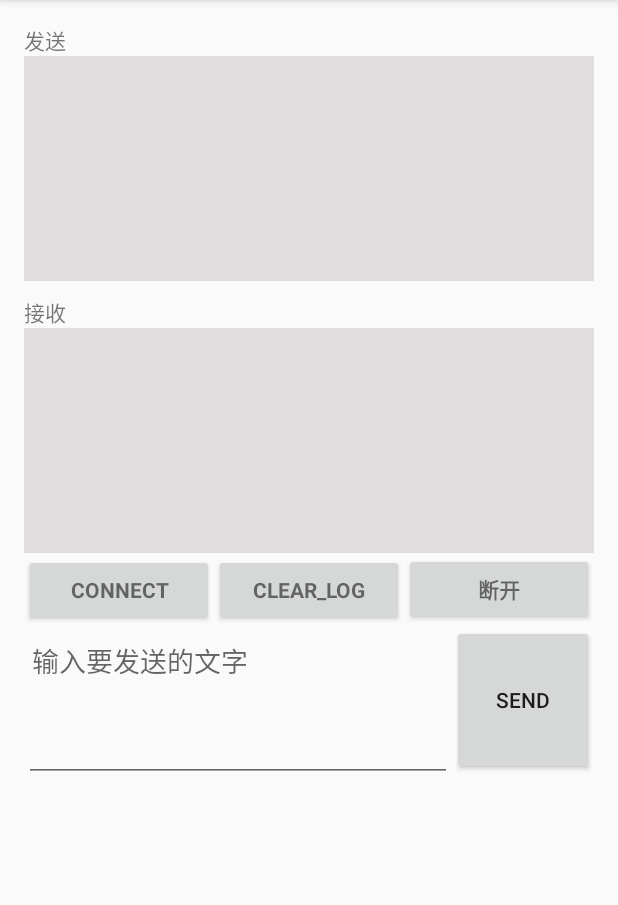
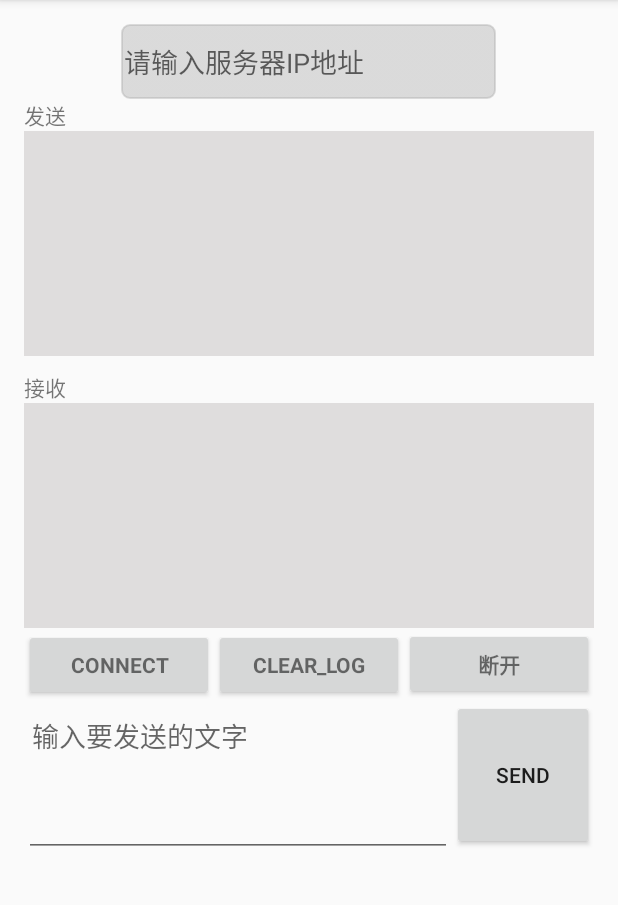
Before and after one commit to ligbyte/NettySocket, an Android app: the screen it shows after launch (SocketClientActivity), on a phone screen of 412 x 824 dp, the part 84-989 px from its top. Run offline under Robolectric (Android 15) with nearby library versions, the phone set to English and light mode, and no system bars.

Commit message:
1、客户端输入服务器IP

```diff
--- a/netty_client/src/main/java/yunbo/nettyclient/Const.java
+++ b/netty_client/src/main/java/yunbo/nettyclient/Const.java
@@ -5,6 +5,6 @@ package yunbo.nettyclient;
  * TCP服务器配置
  */
 public class Const {
-    public static final String HOST = "192.168.0.161";
+    public static final String HOST = "192.168.0.196";
     public static final int TCP_PORT = 1313;
 }
--- a/netty_client/src/main/java/yunbo/nettyclient/SocketClientActivity.java
+++ b/netty_client/src/main/java/yunbo/nettyclient/SocketClientActivity.java
@@ -26,6 +26,7 @@ public class SocketClientActivity extends AppCompatActivity implements View.OnCl
     private Button mSendBtn;
     private Button mConnect;
     private EditText mSendET;
+    private EditText et_ip;
     private RecyclerView mSendList;
     private RecyclerView mReceList;
 
@@ -40,20 +41,6 @@ public class SocketClientActivity extends AppCompatActivity implements View.OnCl
         findViews();
         initView();
 
-        mNettyTcpClient = new NettyTcpClient.Builder()
-                .setHost(Const.HOST)    //设置服务端地址
-                .setTcpPort(Const.TCP_PORT) //设置服务端端口号
-                .setMaxReconnectTimes(3)    //设置最大重连次数
-                .setReconnectIntervalTime(5)    //设置重连间隔时间。单位：秒
-                .setSendheartBeat(false) //设置是否发送心跳
-                .setHeartBeatInterval(5)    //设置心跳间隔时间。单位：秒
-                .setHeartBeatData("I'm is HeartBeatData") //设置心跳数据，可以是String类型，也可以是byte[]，以后设置的为准
-                .setIndex(0)    //设置客户端标识.(因为可能存在多个tcp连接)
-                .setPacketSeparator("#")//用特殊字符，作为分隔符，解决粘包问题，默认是用换行符作为分隔符
-                .setMaxPacketLong(1024)//设置一次发送数据的最大长度，默认是1024
-                .build();
-
-        mNettyTcpClient.setListener(SocketClientActivity.this); //设置TCP监听
     }
 
     private void initView() {
@@ -74,7 +61,7 @@ public class SocketClientActivity extends AppCompatActivity implements View.OnCl
         mConnect = findViewById(R.id.connect);
         mSendBtn = findViewById(R.id.send_btn);
         mClearLog = findViewById(R.id.clear_log);
-
+        et_ip = findViewById(R.id.et_ip);
         mConnect.setOnClickListener(this);
         mSendBtn.setOnClickListener(this);
         mClearLog.setOnClickListener(this);
@@ -85,6 +72,25 @@ public class SocketClientActivity extends AppCompatActivity implements View.OnCl
         switch (v.getId()) {
 
             case R.id.connect:
+                String host = et_ip.getText().toString().trim();
+                if (TextUtils.isEmpty(host)){
+                    Toast.makeText(SocketClientActivity.this, "请输入或扫描服务器IP地址", Toast.LENGTH_SHORT).show();
+                    return;
+                }
+                mNettyTcpClient = new NettyTcpClient.Builder()
+                        .setHost(Const.HOST)    //设置服务端地址
+                        .setTcpPort(Const.TCP_PORT) //设置服务端端口号
+                        .setMaxReconnectTimes(3)    //设置最大重连次数
+                        .setReconnectIntervalTime(5)    //设置重连间隔时间。单位：秒
+                        .setSendheartBeat(false) //设置是否发送心跳
+                        .setHeartBeatInterval(5)    //设置心跳间隔时间。单位：秒
+                        .setHeartBeatData("I'm is HeartBeatData") //设置心跳数据，可以是String类型，也可以是byte[]，以后设置的为准
+                        .setIndex(0)    //设置客户端标识.(因为可能存在多个tcp连接)
+//                .setPacketSeparator("#")//用特殊字符，作为分隔符，解决粘包问题，默认是用换行符作为分隔符
+                        .setMaxPacketLong(1024)//设置一次发送数据的最大长度，默认是1024
+                        .build();
+
+                mNettyTcpClient.setListener(SocketClientActivity.this); //设置TCP监听
                 connect();
                 break;
 
--- /dev/null
+++ b/netty_client/src/main/res/drawable/kagroup_et_search_selecter.xml
@@ -0,0 +1,40 @@
+<?xml version="1.0" encoding="utf-8"?>
+<selector xmlns:android="http://schemas.android.com/apk/res/android">
+
+    <item android:state_pressed="true"> <!-- pressed the button status -->
+        <shape>
+
+            <!-- 开始颜色="" 结束颜色="" 颜色渐变="" -->
+            <gradient android:angle="270" android:endColor="#66ababab" android:startColor="#66ababab" />
+            <!-- //渐变方向     按钮边缘="" 边缘宽="" -->
+            <stroke android:width="1sp" android:color="#66ababab" />
+            <!-- //边缘颜色   按钮四个圆角="" -->
+            <corners android:radius="5dp" />
+            <!-- //半径    内边距="" 按钮文字和边缘距离="" -->
+            <padding android:bottom="0dp" android:left="0dp" android:right="0dp" android:top="0dp" />
+        </shape>
+    </item>
+    <item android:state_focused="true"> <!-- get the focus button sttaus -->
+        <shape>
+            <gradient android:angle="270" android:endColor="#66ababab" android:startColor="#66ababab" />
+
+            <stroke android:width="1sp" android:color="#66ababab" />
+
+            <corners android:radius="5dp" />
+
+            <padding android:bottom="0dp" android:left="0dp" android:right="0dp" android:top="0dp" />
+        </shape>
+    </item>
+    <item> <!-- no focus the button status(the normal status button) -->
+        <shape>
+            <gradient android:angle="270" android:endColor="#66ababab" android:startColor="#66ababab" />
+
+            <stroke android:width="1sp" android:color="#66ababab" />
+
+            <corners android:radius="5dp" />
+
+            <padding android:bottom="0dp" android:left="0dp" android:right="0dp" android:top="0dp" />
+        </shape>
+    </item>
+
+</selector>
--- a/netty_client/src/main/res/layout/activity_socket_client.xml
+++ b/netty_client/src/main/res/layout/activity_socket_client.xml
@@ -15,6 +15,14 @@
             android:layout_height="wrap_content"
             android:orientation="vertical">
 
+            <EditText
+                android:id="@+id/et_ip"
+                android:layout_width="250dp"
+                android:layout_height="50dp"
+                android:background="@drawable/kagroup_et_search_selecter"
+                android:layout_gravity="center_horizontal"
+                android:padding="2dp"
+                android:hint="请输入服务器IP地址" />
 
             <TextView
                 android:layout_width="wrap_content"
--- a/netty_server/src/main/res/layout/activity_socket_server.xml
+++ b/netty_server/src/main/res/layout/activity_socket_server.xml
@@ -14,7 +14,13 @@
             android:layout_width="match_parent"
             android:layout_height="wrap_content"
             android:orientation="vertical">
-
+            <ImageView
+                android:id="@+id/iv_ip"
+                android:layout_width="100dp"
+                android:layout_height="100dp"
+                android:layout_gravity="center_horizontal"
+                android:src="@mipmap/qrcode_ip"
+                android:textColor="@android:color/black"/>
             <TextView
                 android:id="@+id/tv_ip"
                 android:layout_width="match_parent"
```
Also changed, not shown: netty_server/src/main/res/mipmap-xxhdpi/qrcode_ip.png (added).
